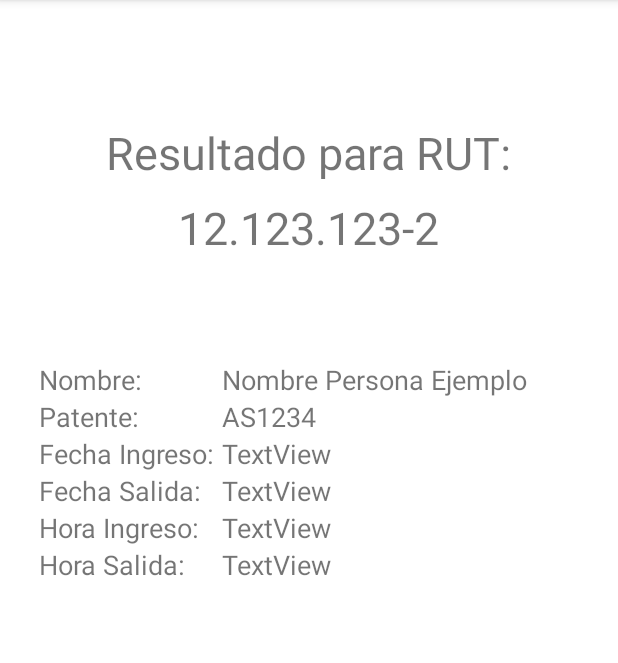
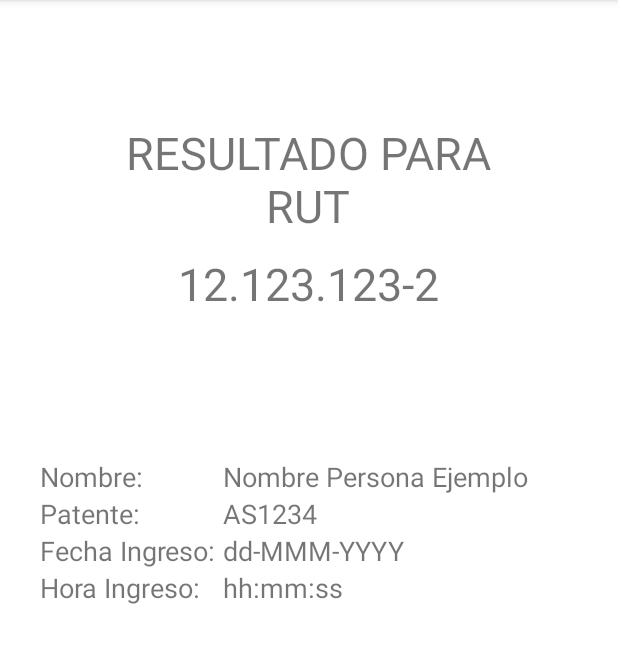
Before and after one commit to HyperCC/ParkingUCN, an Android app: the fragment BuscarPersonaResultado placed in its activity, on a phone screen of 412 x 824 dp, the part 84-747 px from its top. Run offline under Robolectric (Android 15) with nearby library versions, the phone set to English and light mode, and no system bars; 4 statements that could not run were skipped.

Commit message:
refactor(App): change elements Id to make the fragment generic

```diff
--- a/App/app/src/main/res/layout/fragment_buscar_persona_resultado.xml
+++ b/App/app/src/main/res/layout/fragment_buscar_persona_resultado.xml
@@ -29,11 +29,11 @@
         <!-- TODO: Update blank fragment layout -->
 
         <TextView
-            android:id="@+id/textView21"
-            android:layout_width="346dp"
-            android:layout_height="38dp"
+            android:id="@+id/tituloBuscarResultado"
+            android:layout_width="300dp"
+            android:layout_height="76dp"
             android:layout_marginTop="76dp"
-            android:text="Resultado para RUT:"
+            android:text="RESULTADO PARA RUT"
             android:textAlignment="center"
             android:textSize="30sp"
             app:layout_constraintBottom_toBottomOf="parent"
@@ -44,7 +44,7 @@
             app:layout_constraintVertical_bias="0.0" />
 
         <TextView
-            android:id="@+id/rutPersonaBuscada"
+            android:id="@+id/tipoDatoBuscado"
             android:layout_width="260dp"
             android:layout_height="85dp"
             android:text="12.123.123-2"
@@ -54,19 +54,19 @@
             app:layout_constraintEnd_toEndOf="parent"
             app:layout_constraintHorizontal_bias="0.496"
             app:layout_constraintStart_toStartOf="parent"
-            app:layout_constraintTop_toBottomOf="@+id/textView21"
+            app:layout_constraintTop_toBottomOf="@+id/tituloBuscarResultado"
             app:layout_constraintVertical_bias="0.022" />
 
         <TableLayout
             android:id="@+id/tableLayout"
             android:layout_width="359dp"
-            android:layout_height="522dp"
+            android:layout_height="250dp"
+            android:layout_marginBottom="156dp"
             android:stretchColumns="1"
             app:layout_constraintBottom_toBottomOf="parent"
             app:layout_constraintEnd_toEndOf="parent"
-            app:layout_constraintHorizontal_bias="0.495"
             app:layout_constraintStart_toStartOf="parent"
-            app:layout_constraintTop_toBottomOf="@+id/textView22">
+            app:layout_constraintTop_toBottomOf="@+id/tipoDatoBuscado">
 
             <TableRow
                 android:layout_width="match_parent"
@@ -92,14 +92,14 @@
                 android:layout_height="match_parent">
 
                 <TextView
-                    android:id="@+id/textView8"
+                    android:id="@+id/datoBuscado"
                     android:layout_width="match_parent"
                     android:layout_height="wrap_content"
                     android:text="Patente: "
                     android:textSize="18sp" />
 
                 <TextView
-                    android:id="@+id/textView9"
+                    android:id="@+id/datoRegistroBuscado"
                     android:layout_width="match_parent"
                     android:layout_height="wrap_content"
                     android:text="AS1234"
@@ -112,17 +112,17 @@
                 android:layout_height="match_parent">
 
                 <TextView
-                    android:id="@+id/textView11"
+                    android:id="@+id/tipoFechaRegistro"
                     android:layout_width="wrap_content"
                     android:layout_height="wrap_content"
                     android:text="Fecha Ingreso: "
                     android:textSize="18sp" />
 
                 <TextView
-                    android:id="@+id/textView10"
+                    android:id="@+id/fechaRegistro"
                     android:layout_width="wrap_content"
                     android:layout_height="wrap_content"
-                    android:text="TextView"
+                    android:text="dd-MMM-YYYY"
                     android:textSize="18sp" />
             </TableRow>
 
@@ -131,60 +131,20 @@
                 android:layout_height="match_parent">
 
                 <TextView
-                    android:id="@+id/textView13"
-                    android:layout_width="wrap_content"
-                    android:layout_height="wrap_content"
-                    android:text="Fecha Salida: "
-                    android:textSize="18sp" />
-
-                <TextView
-                    android:id="@+id/textView12"
-                    android:layout_width="wrap_content"
-                    android:layout_height="wrap_content"
-                    android:text="TextView"
-                    android:textSize="18sp" />
-            </TableRow>
-
-            <TableRow
-                android:layout_width="match_parent"
-                android:layout_height="match_parent">
-
-                <TextView
-                    android:id="@+id/textView15"
+                    android:id="@+id/tipoHoraRegistro"
                     android:layout_width="wrap_content"
                     android:layout_height="wrap_content"
                     android:text="Hora Ingreso: "
                     android:textSize="18sp" />
 
                 <TextView
-                    android:id="@+id/textView14"
+                    android:id="@+id/horaRegistro"
                     android:layout_width="wrap_content"
                     android:layout_height="wrap_content"
-                    android:text="TextView"
-                    android:textSize="18sp" />
-            </TableRow>
-
-            <TableRow
-                android:layout_width="match_parent"
-                android:layout_height="match_parent">
-
-                <TextView
-                    android:id="@+id/textView17"
-                    android:layout_width="wrap_content"
-                    android:layout_height="wrap_content"
-                    android:text="Hora Salida: "
-                    android:textSize="18sp" />
-
-                <TextView
-                    android:id="@+id/textView16"
-                    android:layout_width="wrap_content"
-                    android:layout_height="wrap_content"
-                    android:text="TextView"
+                    android:text="hh:mm:ss"
                     android:textSize="18sp" />
             </TableRow>
 
         </TableLayout>
-
     </androidx.constraintlayout.widget.ConstraintLayout>
-
 </FrameLayout>
```
